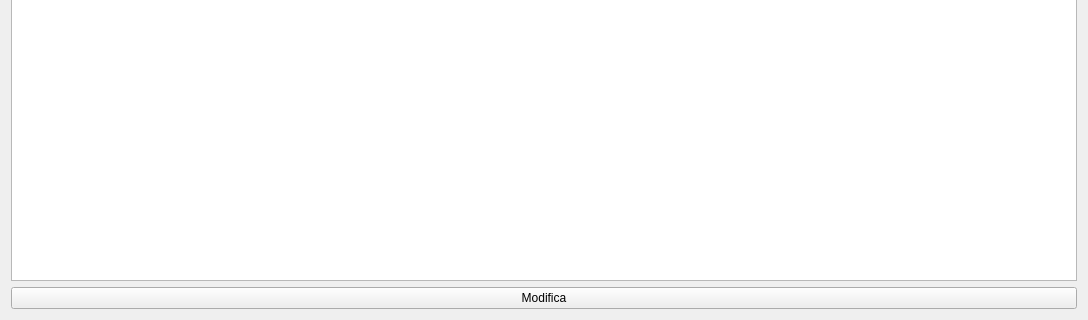
First picture: the form in coperations.ui, repository fblabs/cimiapp2, before the edit; both pictures show x 0 to 1088 and y 191 to 511 of the 1088 by 511 pixel window.
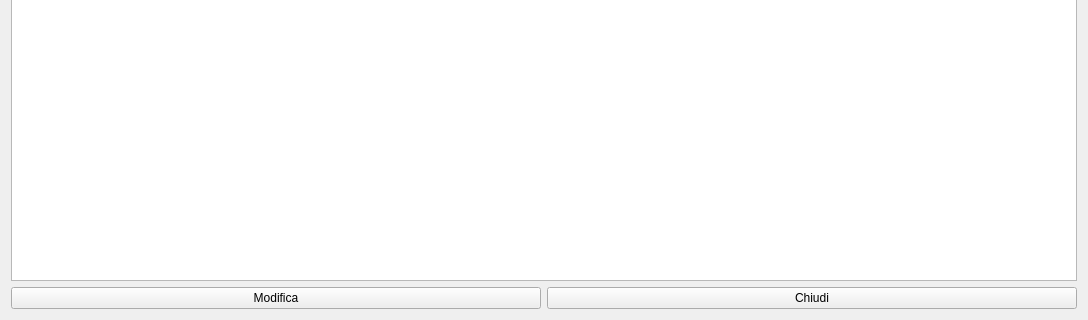
Second picture: the form after the edit. Icons and pictures are not drawn.

The edit to the form file:
```diff
--- a/coperations.ui
+++ b/coperations.ui
@@ -13,8 +13,6 @@
   <property name="windowTitle">
    <string>Form</string>
   </property>
-  <layout class="QVBoxLayout" name="verticalLayout_2">
-   <item>
     <layout class="QVBoxLayout" name="verticalLayout">
      <item>
       <layout class="QHBoxLayout" name="horizontalLayout">
@@ -66,6 +64,8 @@
       </widget>
      </item>
      <item>
+    <layout class="QHBoxLayout" name="horizontalLayout_2">
+     <item>
       <widget class="QPushButton" name="pushButton">
        <property name="toolTip">
         <string>modifica registrazione selezionata</string>
@@ -85,6 +85,23 @@
        </property>
       </widget>
      </item>
+     <item>
+      <widget class="QPushButton" name="pushButton_2">
+       <property name="text">
+        <string>Chiudi</string>
+       </property>
+       <property name="icon">
+        <iconset resource="graphics.qrc">
+         <normaloff>:/Resources/Actions-window-close-icon.png</normaloff>:/Resources/Actions-window-close-icon.png</iconset>
+       </property>
+       <property name="iconSize">
+        <size>
+         <width>32</width>
+         <height>32</height>
+        </size>
+       </property>
+      </widget>
+     </item>
     </layout>
    </item>
   </layout>
```
Lines whose indentation alone changed are shown as unchanged.
